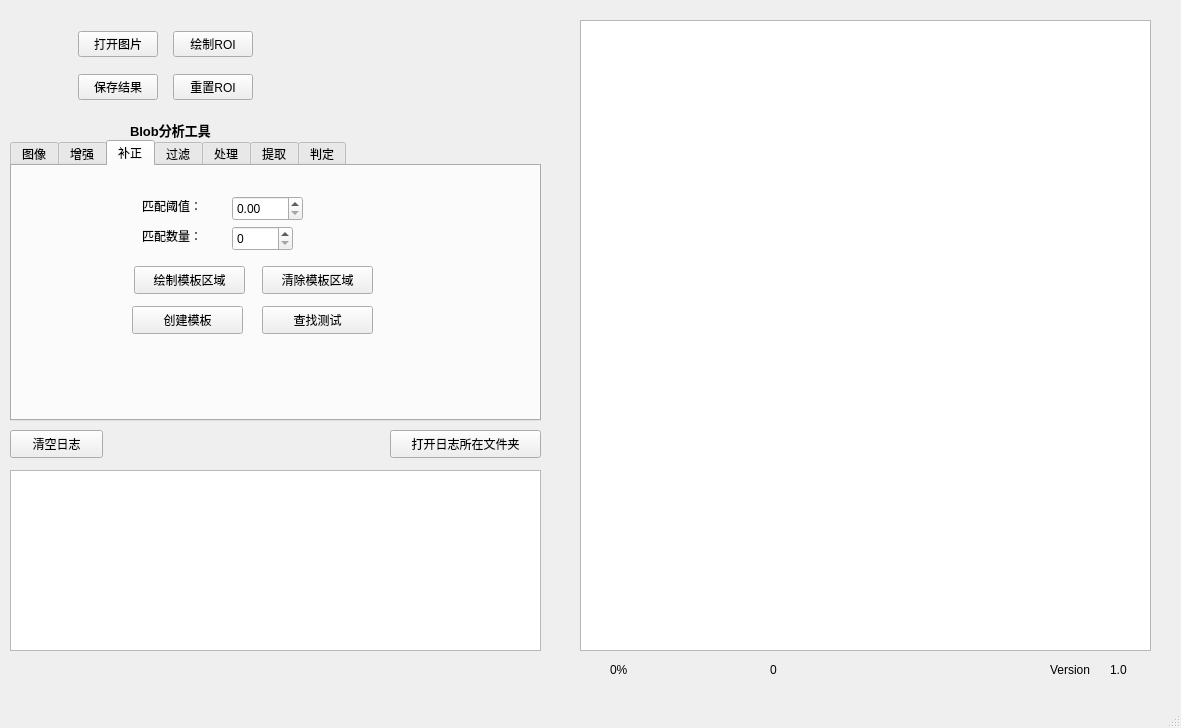
Qt form ui/mainwindow.ui (xiaoyuan1021/MyTool) before a commit.
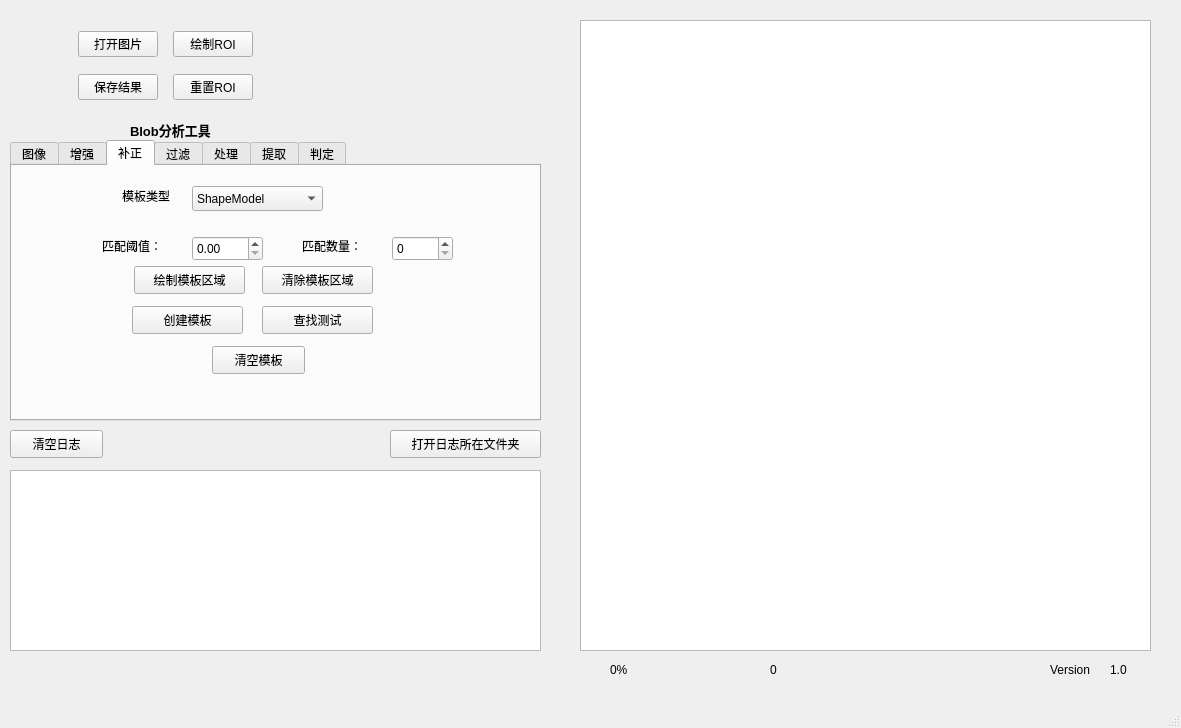
The same form after that commit. Custom widgets are drawn as their Qt base class.

Commit message: 添加NCC model 和opencv TM，重构模板类

Patch:
```diff
--- a/ui/mainwindow.ui
+++ b/ui/mainwindow.ui
@@ -279,8 +279,8 @@
      <widget class="QLabel" name="label_28">
       <property name="geometry">
        <rect>
-        <x>130</x>
-        <y>30</y>
+        <x>90</x>
+        <y>70</y>
         <width>69</width>
         <height>19</height>
        </rect>
@@ -292,8 +292,8 @@
      <widget class="QDoubleSpinBox" name="doubleSpinBox_minScore">
       <property name="geometry">
        <rect>
-        <x>220</x>
-        <y>30</y>
+        <x>180</x>
+        <y>70</y>
         <width>71</width>
         <height>25</height>
        </rect>
@@ -302,8 +302,8 @@
      <widget class="QSpinBox" name="spinBox_matchNumber">
       <property name="geometry">
        <rect>
-        <x>220</x>
-        <y>60</y>
+        <x>380</x>
+        <y>70</y>
         <width>61</width>
         <height>25</height>
        </rect>
@@ -312,8 +312,8 @@
      <widget class="QLabel" name="label_29">
       <property name="geometry">
        <rect>
-        <x>130</x>
-        <y>60</y>
+        <x>290</x>
+        <y>70</y>
         <width>69</width>
         <height>19</height>
        </rect>
@@ -322,6 +322,57 @@
        <string>匹配数量：</string>
       </property>
      </widget>
+     <widget class="QComboBox" name="comboBox_matchType">
+      <property name="geometry">
+       <rect>
+        <x>180</x>
+        <y>20</y>
+        <width>131</width>
+        <height>25</height>
+       </rect>
+      </property>
+      <item>
+       <property name="text">
+        <string>ShapeModel</string>
+       </property>
+      </item>
+      <item>
+       <property name="text">
+        <string>NCC Model</string>
+       </property>
+      </item>
+      <item>
+       <property name="text">
+        <string>Opencv Model</string>
+       </property>
+      </item>
+     </widget>
+     <widget class="QLabel" name="label_36">
+      <property name="geometry">
+       <rect>
+        <x>110</x>
+        <y>20</y>
+        <width>81</width>
+        <height>19</height>
+       </rect>
+      </property>
+      <property name="text">
+       <string>模板类型</string>
+      </property>
+     </widget>
+     <widget class="QPushButton" name="btn_clearAllTemplates">
+      <property name="geometry">
+       <rect>
+        <x>200</x>
+        <y>180</y>
+        <width>93</width>
+        <height>28</height>
+       </rect>
+      </property>
+      <property name="text">
+       <string>清空模板</string>
+      </property>
+     </widget>
     </widget>
     <widget class="QWidget" name="tab_4">
      <attribute name="title">
```
Left out of the diff: 12 changed lines with no effect on the pictures. The commit also changes 8 other files.
